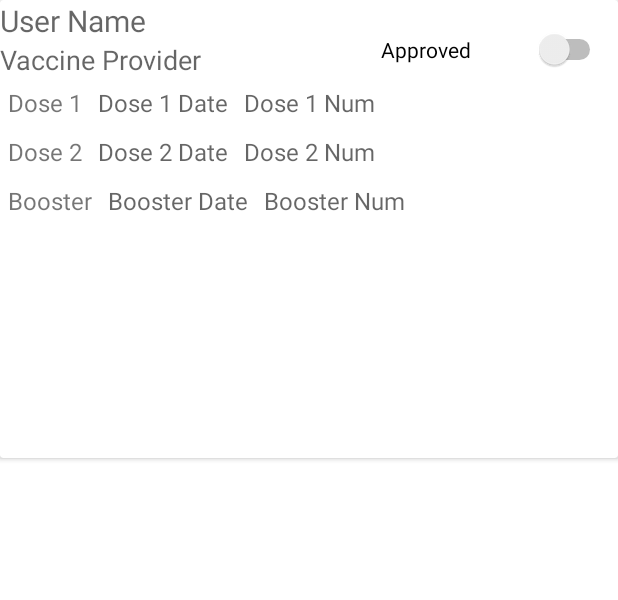
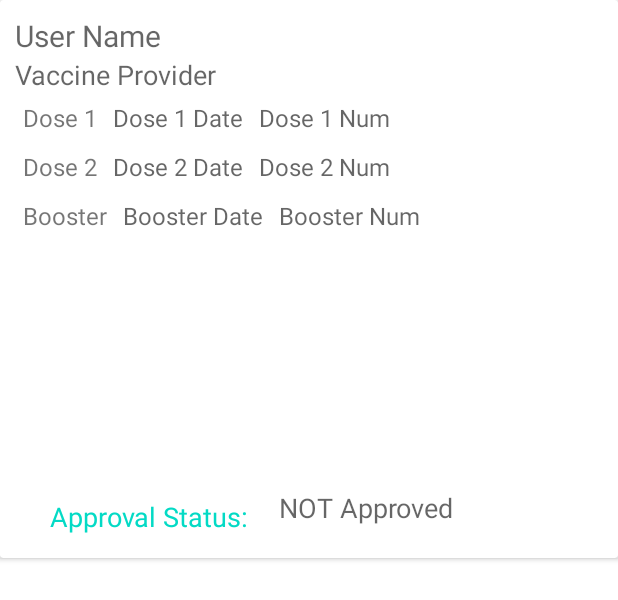
Before and after one commit to TeannaP18/VirtualVaccinationCard, an Android app: the layout item_vaccination_record.xml on its own in the app's theme, with its tools: preview values and no code run, on a phone screen of 412 x 824 dp. Shown: the top 600 px of the screen. Run offline under Robolectric (Android 15) with nearby library versions, the phone set to English and light mode, and no system bars.

Commit message:
main changes to approval status on item_vaccination_record, app is running

```diff
--- a/app/src/main/java/cosc490/morgan/virtualvaccinationcard/AdminHomeActivity.java
+++ b/app/src/main/java/cosc490/morgan/virtualvaccinationcard/AdminHomeActivity.java
@@ -7,6 +7,7 @@ import androidx.recyclerview.widget.RecyclerView;
 
 import android.annotation.SuppressLint;
 import android.os.Bundle;
+import android.widget.Switch;
 
 import java.util.ArrayList;
 
@@ -19,8 +20,7 @@ public class AdminHomeActivity extends AppCompatActivity {
     private DBHandler dbHandler;
     private VaccinationRVAdapter vaccinationRVAdapter;
     private RecyclerView vaccinationsRV;
-
-    SwitchCompat switchCompat;
+    private Switch aSwitch;
 
     @SuppressLint("WrongViewCast")
     @Override
@@ -41,8 +41,6 @@ public class AdminHomeActivity extends AppCompatActivity {
 
         vaccinationsRV.setAdapter(vaccinationRVAdapter);
 
-        //switcj of the specific item!
-        //switchCompat = findViewById(R.id.ApprovalSwitch);
 
 
     }
--- a/app/src/main/res/layout/item_vaccination_record.xml
+++ b/app/src/main/res/layout/item_vaccination_record.xml
@@ -8,8 +8,9 @@
     android:orientation="vertical">
 
     <RelativeLayout
-        android:layout_width="wrap_content"
-        android:layout_height="wrap_content">
+        android:layout_width="match_parent"
+        android:layout_height="wrap_content"
+        android:padding="10dp">
 
         <TextView
             android:id="@+id/tvUserName"
@@ -64,10 +65,10 @@
             android:id="@+id/tvDose2"
             android:layout_width="wrap_content"
             android:layout_height="wrap_content"
-            android:textSize="16sp"
+            android:layout_below="@id/tvDose1"
             android:padding="5dp"
             android:text="@string/dose_2"
-            android:layout_below="@id/tvDose1"/>
+            android:textSize="16sp" />
 
         <TextView
             android:id="@+id/tvDose2Date"
@@ -94,10 +95,10 @@
             android:id="@+id/tvBooster"
             android:layout_width="wrap_content"
             android:layout_height="wrap_content"
-            android:textSize="16sp"
+            android:layout_below="@id/tvDose2"
             android:padding="5dp"
             android:text="@string/booster"
-            android:layout_below="@id/tvDose2"/>
+            android:textSize="16sp" />
 
         <TextView
             android:id="@+id/tvBoosterDate"
@@ -131,6 +132,40 @@
             android:layout_marginStart="114dp"
             android:layout_marginTop="5dp" />
 
+        <TextView
+            android:id="@+id/tvApproval"
+            android:layout_width="wrap_content"
+            android:layout_height="wrap_content"
+            android:layout_below="@+id/ivVaccinePhoto"
+            android:layout_alignParentStart="true"
+            android:layout_marginStart="18dp"
+            android:layout_marginTop="11dp"
+            android:padding="5dp"
+            android:text="Approval Status: "
+            android:textColor="@color/teal_200"
+            android:textSize="18sp" />
+
+        <TextView
+            android:layout_width="wrap_content"
+            android:layout_height="wrap_content"
+            android:layout_alignParentTop="true"
+            android:layout_marginLeft="10dp"
+            android:layout_marginTop="316dp"
+            android:layout_toRightOf="@+id/tvApproval"
+            android:hint="NOT Approved"
+            android:textSize="18sp" />
+        <!--
+        <CheckBox
+            android:id="@+id/cbApproval"
+            android:layout_width="wrap_content"
+            android:layout_height="wrap_content"
+            android:layout_alignParentTop="true"
+            android:layout_alignParentEnd="true"
+            android:layout_marginTop="15dp"
+            android:layout_marginEnd="25dp"
+            android:text="@string/approved" />
+
+
         <Switch
             android:id="@+id/sApprovalSwitch"
             android:layout_width="150dp"
@@ -142,7 +177,8 @@
             android:allowUndo="true"
             android:text="@string/approved"
             tools:ignore="UseSwitchCompatOrMaterialXml"
-            tools:targetApi="m" />
+            tools:targetApi="m" /> -->
+
 
     </RelativeLayout>
 
```
Also changed, not shown: app/src/main/AndroidManifest.xml (+8 -6 lines), app/src/main/java/cosc490/morgan/virtualvaccinationcard/AdminHome2Activity.java (added, +14 -0 lines), app/src/main/java/cosc490/morgan/virtualvaccinationcard/DBHandler.java (+42 -14 lines), app/src/main/java/cosc490/morgan/virtualvaccinationcard/VaccinationRVAdapter.java (+15 -9 lines), app/src/main/res/layout/activity_admin_home2.xml (added, +29 -0 lines).
